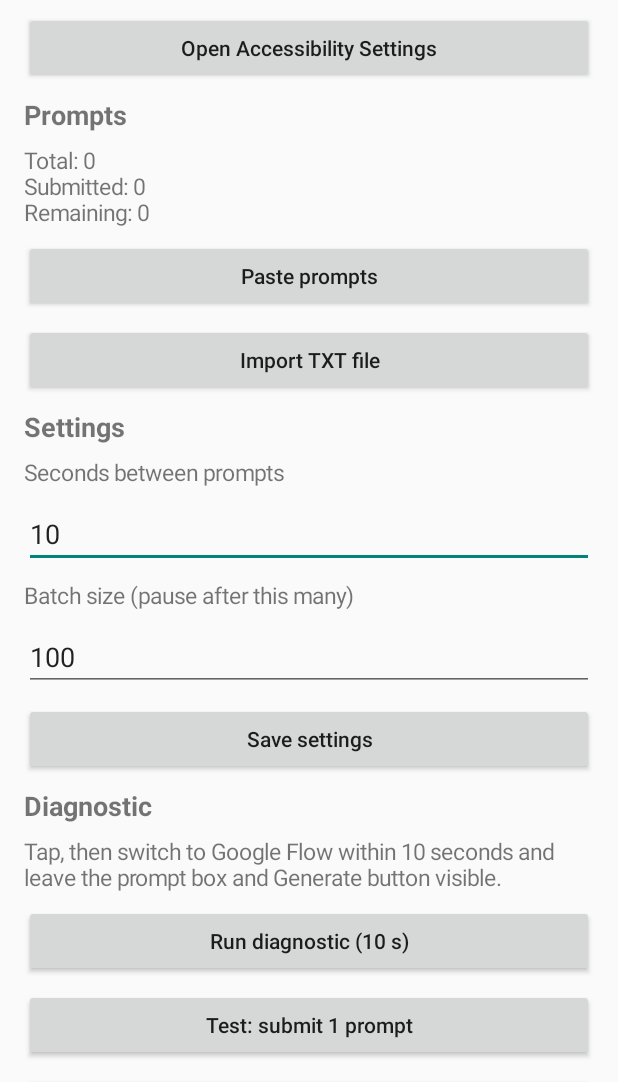
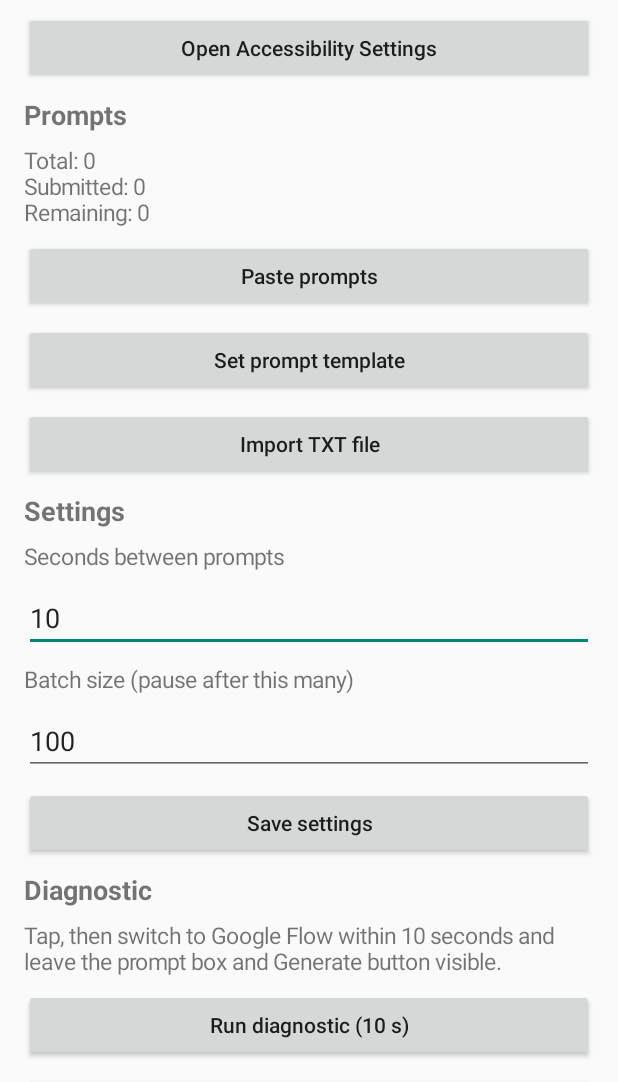
Before and after one commit to gtvco12-cmd/flow-autopilot, an Android app: the screen it shows after launch (MainActivity), on a phone screen of 412 x 824 dp, the part 154-1236 px from its top. Run offline under Robolectric (Android 15) with nearby library versions, the phone set to English and light mode, and no system bars.

Commit message:
Update MainActivity.kt

```diff
--- a/app/src/main/java/com/flowautopilot/MainActivity.kt
+++ b/app/src/main/java/com/flowautopilot/MainActivity.kt
@@ -67,6 +67,7 @@ class MainActivity : Activity() {
         summary = label("")
         add(summary)
         add(btn("Paste prompts") { showPasteDialog() })
+        add(btn("Set prompt template") { val et = EditText(this); et.setText(store.template); et.minLines = 6; et.gravity = android.view.Gravity.TOP; AlertDialog.Builder(this).setTitle("Template (use {TOPIC})").setView(et).setPositiveButton("Save") { _, _ -> store.template = et.text.toString(); Toast.makeText(this, "Template saved", Toast.LENGTH_SHORT).show() }.setNegativeButton("Cancel", null).show() })
         add(btn("Import TXT file") {
             startActivityForResult(
                 Intent(Intent.ACTION_OPEN_DOCUMENT).apply {
```
